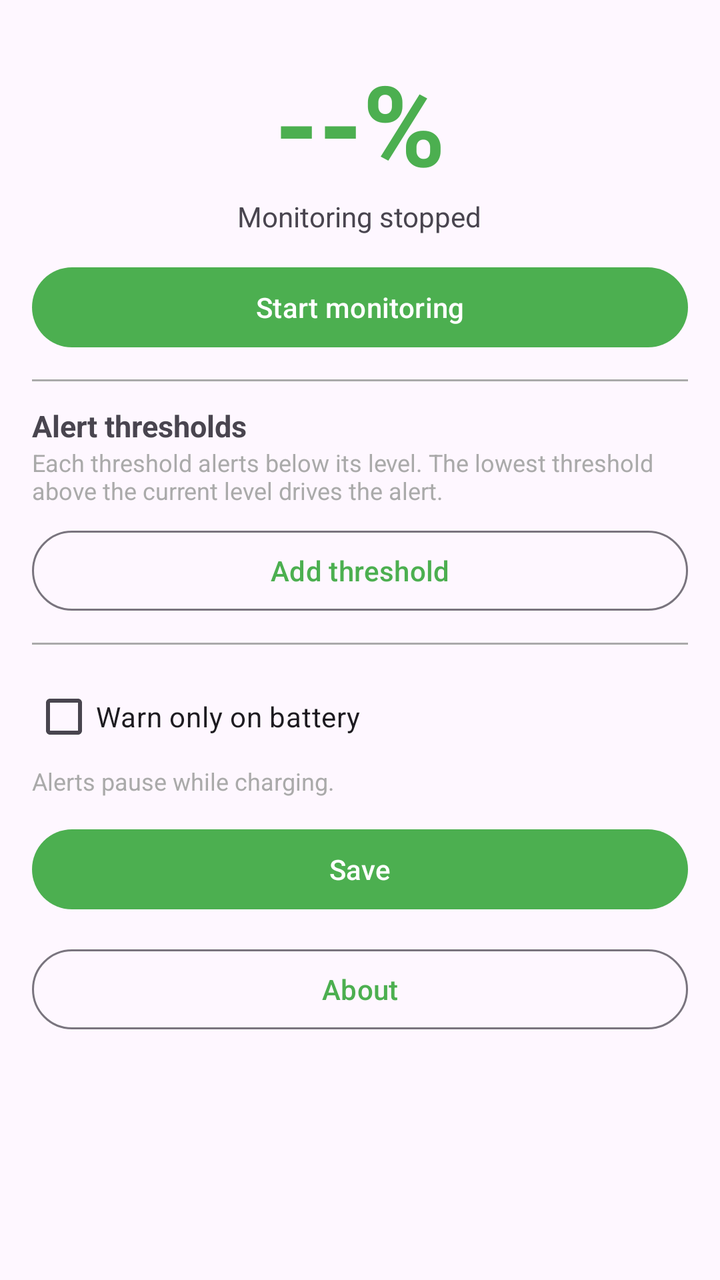
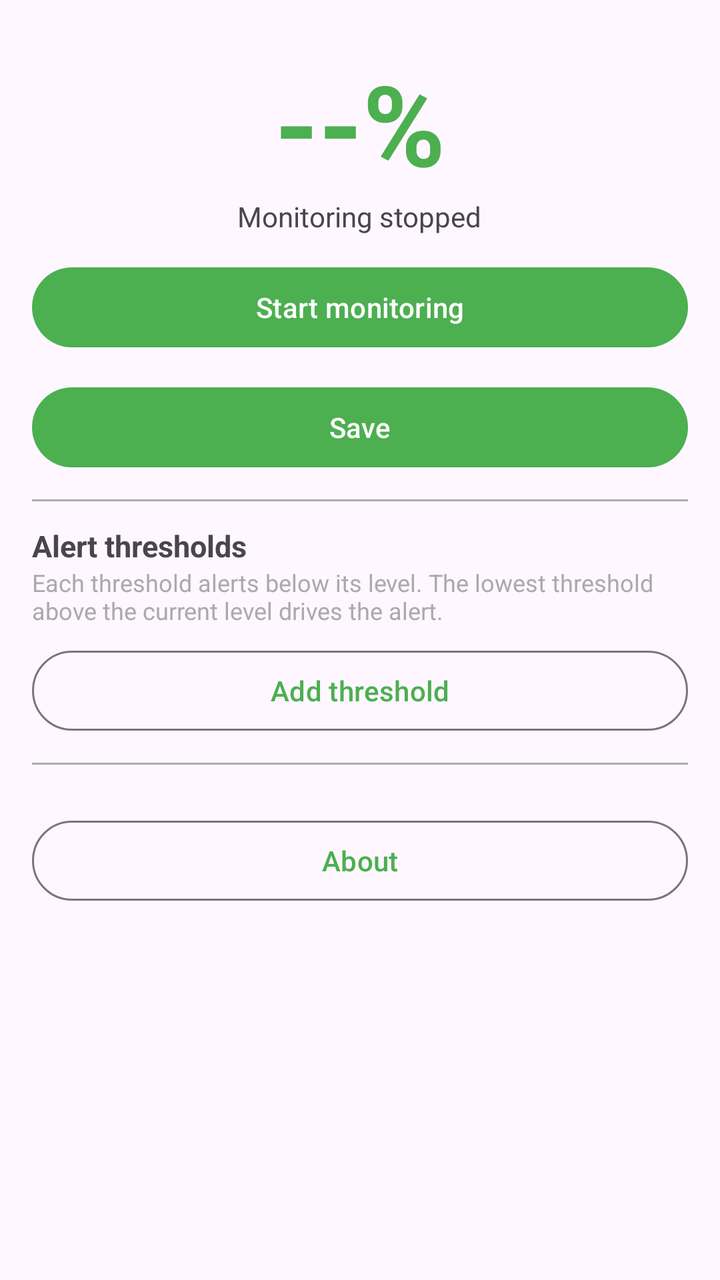

The first picture is an Android layout as it rendered before a commit; the second is the same layout after the commit. The layout source and the unified diff follow.
<!-- AndroidManifest.xml: application theme Theme.BattWarn -->
<!-- res/layout/activity_main.xml -->
<?xml version="1.0" encoding="utf-8"?>
<ScrollView xmlns:android="http://schemas.android.com/apk/res/android"
    xmlns:app="http://schemas.android.com/apk/res-auto"
    android:layout_width="match_parent"
    android:layout_height="match_parent"
    android:fillViewport="true">

    <LinearLayout
        android:layout_width="match_parent"
        android:layout_height="wrap_content"
        android:orientation="vertical"
        android:padding="16dp">

        <TextView
            android:id="@+id/battery_text"
            android:layout_width="wrap_content"
            android:layout_height="wrap_content"
            android:layout_gravity="center"
            android:layout_marginTop="8dp"
            android:text="@string/battery_placeholder"
            android:textColor="@color/battery_green"
            android:textSize="56sp"
            android:textStyle="bold" />

        <TextView
            android:id="@+id/status_text"
            android:layout_width="wrap_content"
            android:layout_height="wrap_content"
            android:layout_gravity="center"
            android:text="@string/status_stopped"
            android:textSize="14sp" />

        <Button
            android:id="@+id/monitor_button"
            android:layout_width="match_parent"
            android:layout_height="wrap_content"
            android:layout_marginTop="12dp"
            android:text="@string/start_monitoring" />

        <View
            android:layout_width="match_parent"
            android:layout_height="1dp"
            android:layout_marginTop="12dp"
            android:layout_marginBottom="12dp"
            android:background="@android:color/darker_gray" />

        <TextView
            android:layout_width="wrap_content"
            android:layout_height="wrap_content"
            android:text="@string/thresholds_title"
            android:textSize="15sp"
            android:textStyle="bold" />

        <TextView
            android:layout_width="match_parent"
            android:layout_height="wrap_content"
            android:text="@string/note_thresholds"
            android:textColor="@android:color/darker_gray"
            android:textSize="12sp" />

        <LinearLayout
            android:id="@+id/thresholds_container"
            android:layout_width="match_parent"
            android:layout_height="wrap_content"
            android:orientation="vertical" />

        <Button
            android:id="@+id/add_threshold_button"
            style="@style/Widget.Material3.Button.OutlinedButton"
            android:layout_width="match_parent"
            android:layout_height="wrap_content"
            android:layout_marginTop="8dp"
            android:text="@string/add_threshold" />

        <View
            android:layout_width="match_parent"
            android:layout_height="1dp"
            android:layout_marginTop="12dp"
            android:layout_marginBottom="12dp"
            android:background="@android:color/darker_gray" />

        <com.google.android.material.checkbox.MaterialCheckBox
            android:id="@+id/warn_on_battery_check"
            android:layout_width="match_parent"
            android:layout_height="wrap_content"
            android:text="@string/warn_on_battery" />

        <TextView
            android:layout_width="match_parent"
            android:layout_height="wrap_content"
            android:text="@string/note_warn_on_battery"
            android:textColor="@android:color/darker_gray"
            android:textSize="12sp" />

        <Button
            android:id="@+id/save_button"
            android:layout_width="match_parent"
            android:layout_height="wrap_content"
            android:layout_marginTop="12dp"
            android:text="@string/save_settings" />

        <Button
            android:id="@+id/about_button"
            style="@style/Widget.Material3.Button.OutlinedButton"
            android:layout_width="match_parent"
            android:layout_height="wrap_content"
            android:layout_marginTop="12dp"
            android:text="@string/about_button" />

    </LinearLayout>
</ScrollView>
<!-- resources referenced by this layout -->
<resources>
  <color name="battery_green">#4CAF50</color>
  <string name="about_button">About</string>
  <string name="add_threshold">Add threshold</string>
  <string name="battery_placeholder">--%</string>
  <string name="note_thresholds">Each threshold alerts below its level. The lowest threshold above the current level drives the alert.</string>
  <string name="note_warn_on_battery">Alerts pause while charging.</string>
  <string name="save_settings">Save</string>
  <string name="start_monitoring">Start monitoring</string>
  <string name="status_stopped">Monitoring stopped</string>
  <string name="thresholds_title">Alert thresholds</string>
  <string name="warn_on_battery">Warn only on battery</string>
  <style name="Theme.BattWarn" parent="Theme.Material3.DayNight">
          <item name="colorPrimary">@color/battery_green</item>
      </style>
</resources>

<!-- the commit's change to res/layout/activity_main.xml (unified diff, before → after) -->
@@ -36,6 +36,13 @@
             android:layout_height="wrap_content"
             android:layout_marginTop="12dp"
             android:text="@string/start_monitoring" />
+
+        <Button
+            android:id="@+id/save_button"
+            android:layout_width="match_parent"
+            android:layout_height="wrap_content"
+            android:layout_marginTop="12dp"
+            android:text="@string/save_settings" />
 
         <View
             android:layout_width="match_parent"
@@ -79,26 +86,6 @@
             android:layout_marginBottom="12dp"
             android:background="@android:color/darker_gray" />
 
-        <com.google.android.material.checkbox.MaterialCheckBox
-            android:id="@+id/warn_on_battery_check"
-            android:layout_width="match_parent"
-            android:layout_height="wrap_content"
-            android:text="@string/warn_on_battery" />
-
-        <TextView
-            android:layout_width="match_parent"
-            android:layout_height="wrap_content"
-            android:text="@string/note_warn_on_battery"
-            android:textColor="@android:color/darker_gray"
-            android:textSize="12sp" />
-
-        <Button
-            android:id="@+id/save_button"
-            android:layout_width="match_parent"
-            android:layout_height="wrap_content"
-            android:layout_marginTop="12dp"
-            android:text="@string/save_settings" />
-
         <Button
             android:id="@+id/about_button"
             style="@style/Widget.Material3.Button.OutlinedButton"
<!-- resource entries referenced after the edit -->
@@ -5,12 +5,10 @@
   <string name="add_threshold">Add threshold</string>
   <string name="battery_placeholder">--%</string>
   <string name="note_thresholds">Each threshold alerts below its level. The lowest threshold above the current level drives the alert.</string>
-  <string name="note_warn_on_battery">Alerts pause while charging.</string>
   <string name="save_settings">Save</string>
   <string name="start_monitoring">Start monitoring</string>
   <string name="status_stopped">Monitoring stopped</string>
   <string name="thresholds_title">Alert thresholds</string>
-  <string name="warn_on_battery">Warn only on battery</string>
   <style name="Theme.BattWarn" parent="Theme.Material3.DayNight">
           <item name="colorPrimary">@color/battery_green</item>
       </style>
